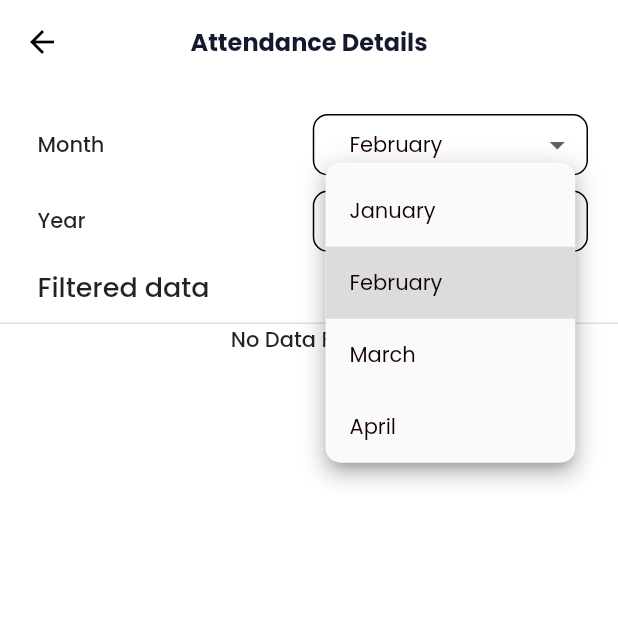
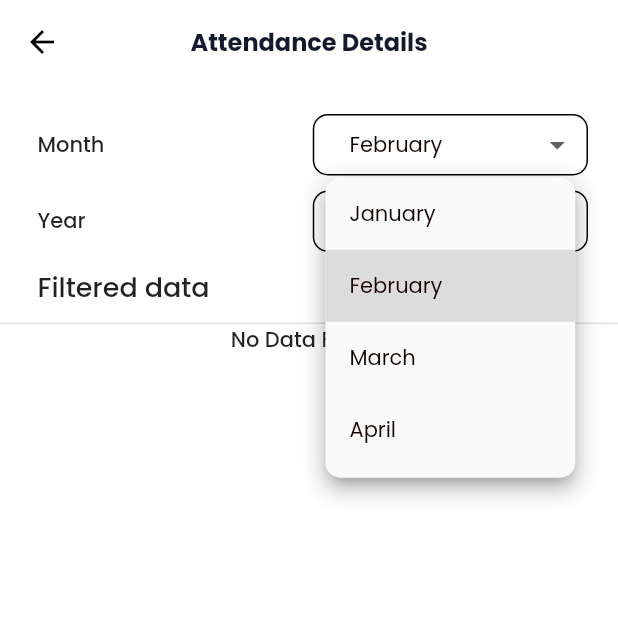
Before and after one commit to HitendraRathod10/HRMS, a Flutter app: the AttendanceDetailsScreen screen opened directly, after a tap on "February", on a phone screen of 412 x 824 dp, the top half of it. Run offline on Flutter 3.47's test engine with Material 2 defaults, Android fonts, the phone set to English and light mode, and no system bars; drawn by our look-alikes of dropdown_button2; our stand-ins replace cloud_firestore, file_picker, firebase_auth, firebase_core, firebase_storage, flutter_credit_card and 7 more; missing offline and left inert: flutter_email_sender, syncfusion_flutter_pdfviewer, time_range; accounts and stored records are empty.

Commit message:
- fixed ui bug.

```diff
--- a/lib/admin/addemployee/add_employee.dart
+++ b/lib/admin/addemployee/add_employee.dart
@@ -5,6 +5,7 @@ import 'package:file_picker/file_picker.dart';
 import 'package:firebase_auth/firebase_auth.dart';
 import 'package:firebase_storage/firebase_storage.dart';
 import 'package:flutter/material.dart';
+import 'package:flutter/services.dart';
 import 'package:flutter_credit_card/credit_card_widget.dart';
 import 'package:flutter_email_sender/flutter_email_sender.dart';
 import 'package:flutter_native_image/flutter_native_image.dart';
@@ -261,6 +262,7 @@ class _AddEmployeeState extends State<AddEmployee> {
                       keyboardType: TextInputType.phone,
                       prefixIcon: const Icon(Icons.phone_iphone_rounded, color: AppColor.appColor),
                       labelText: 'Mobile',
+                      inputFormatters: [LengthLimitingTextInputFormatter(10),FilteringTextInputFormatter.digitsOnly],
                       validator: (value) {
                         if (value == null ||
                             value.isEmpty ||
--- a/lib/admin/adminProfile/admin_profile_screen.dart
+++ b/lib/admin/adminProfile/admin_profile_screen.dart
@@ -4,6 +4,7 @@ import 'package:employee_attendance_app/utils/app_colors.dart';
 import 'package:employee_attendance_app/utils/app_fonts.dart';
 import 'package:firebase_auth/firebase_auth.dart';
 import 'package:flutter/material.dart';
+import 'package:flutter/services.dart';
 import 'package:get/get.dart';
 import 'package:provider/provider.dart';
 import '../../login/provider/login_provider.dart';
@@ -80,6 +81,7 @@ class _AdminProfileScreen extends State<AdminProfileScreen> {
                             labelText: 'Mobile',
                             controller: mobileController..text = data['mobile'],
                             keyboardType: TextInputType.phone,
+                            inputFormatters: [LengthLimitingTextInputFormatter(10),FilteringTextInputFormatter.digitsOnly],
                             validator: (value){
                               if(value!.length < 10){
                                 return 'Please enter valid Mobile number';
--- a/lib/employee/attendance_details/attendance_details_screen.dart
+++ b/lib/employee/attendance_details/attendance_details_screen.dart
@@ -73,23 +73,38 @@ class _AttendanceDetailsScreenState extends State<AttendanceDetailsScreen> {
                                   listen: false)
                               .selectMonth,
                           isDense: true,
-                          selectedItemHighlightColor: AppColor.backgroundColor,
-                          dropdownMaxHeight: 200,
+                          // selectedItemHighlightColor: AppColor.backgroundColor,
+                          // dropdownMaxHeight: 200,
                           style: const TextStyle(
                               color: AppColor.appBlackColor,
                               fontSize: 14,
                               fontFamily: AppFonts.medium),
-                          iconOnClick: const Icon(Icons.arrow_drop_up),
-                          icon: const Icon(Icons.arrow_drop_down),
-                          scrollbarRadius: const Radius.circular(40),
-                          scrollbarThickness: 3,
-                          scrollbarAlwaysShow: true,
-                          dropdownDecoration: BoxDecoration(
-                            borderRadius: BorderRadius.circular(10),
+                          dropdownStyleData: DropdownStyleData(
+                              padding: const EdgeInsets.only(top: 0),
+                              decoration: BoxDecoration(
+                                borderRadius: BorderRadius.circular(10),
+
+                              ),
+                              scrollbarTheme: const ScrollbarThemeData(
+                                thickness: MaterialStatePropertyAll(3),
+                              ),
+                              maxHeight: 200,
+                              useSafeArea: true,
+                              isOverButton: false,
+                              offset: const Offset(0, -10)
                           ),
-                          buttonDecoration: BoxDecoration(
-                            borderRadius: BorderRadius.circular(10),
-                          ),
+
+                          // iconOnClick: const Icon(Icons.arrow_drop_up),
+                          // icon: const Icon(Icons.arrow_drop_down),
+                          // scrollbarRadius: const Radius.circular(40),
+                          // scrollbarThickness: 3,
+                          // scrollbarAlwaysShow: true,
+                          // dropdownDecoration: BoxDecoration(
+                          //   borderRadius: BorderRadius.circular(10),
+                          // ),
+                          // buttonDecoration: BoxDecoration(
+                          //   borderRadius: BorderRadius.circular(10),
+                          // ),
                           onChanged: (String? newValue) {
                             setState(() {
                               Provider.of<AttendanceDetailsProvider>(context,
@@ -149,24 +164,38 @@ class _AttendanceDetailsScreenState extends State<AttendanceDetailsScreen> {
                           value: Provider.of<AttendanceDetailsProvider>(context,
                                   listen: false)
                               .selectYear,
-                          dropdownMaxHeight: 200,
-                          selectedItemHighlightColor: AppColor.backgroundColor,
+                          dropdownStyleData: DropdownStyleData(
+                              padding: const EdgeInsets.only(top: 0),
+                                scrollbarTheme: const ScrollbarThemeData(
+                                  thickness: MaterialStatePropertyAll(3),
+                                ),
+                              decoration: BoxDecoration(
+                                borderRadius: BorderRadius.circular(10),
+                              ),
+                              maxHeight: 200,
+                              useSafeArea: true,
+                              isOverButton: false,
+                              offset: const Offset(0, -10)
+                          ),
+
+                          // dropdownMaxHeight: 200,
+                          // selectedItemHighlightColor: AppColor.backgroundColor,
                           isDense: true,
                           style: const TextStyle(
                               color: AppColor.appBlackColor,
                               fontSize: 14,
                               fontFamily: AppFonts.medium),
-                          iconOnClick: const Icon(Icons.arrow_drop_up),
-                          icon: const Icon(Icons.arrow_drop_down),
-                          scrollbarRadius: const Radius.circular(40),
-                          scrollbarThickness: 3,
-                          scrollbarAlwaysShow: true,
-                          dropdownDecoration: BoxDecoration(
-                            borderRadius: BorderRadius.circular(10),
-                          ),
-                          buttonDecoration: BoxDecoration(
-                            borderRadius: BorderRadius.circular(10),
-                          ),
+                          // iconOnClick: const Icon(Icons.arrow_drop_up),
+                          // icon: const Icon(Icons.arrow_drop_down),
+                          // scrollbarRadius: const Radius.circular(40),
+                          // scrollbarThickness: 3,
+                          // scrollbarAlwaysShow: true,
+                          // dropdownDecoration: BoxDecoration(
+                          //   borderRadius: BorderRadius.circular(10),
+                          // ),
+                          // buttonDecoration: BoxDecoration(
+                          //   borderRadius: BorderRadius.circular(10),
+                          // ),
                           onChanged: (String? newValue) {
                             setState(() {
                               Provider.of<AttendanceDetailsProvider>(context,
--- a/lib/mixin/textfield_mixin.dart
+++ b/lib/mixin/textfield_mixin.dart
@@ -1,4 +1,5 @@
 import 'package:flutter/material.dart';
+import 'package:flutter/services.dart';
 import '../utils/app_colors.dart';
 import '../utils/app_fonts.dart';
 
@@ -20,6 +21,7 @@ class TextFieldMixin {
       bool obscureText = false,
       InputBorder? focusedBorder,
       String? labelText,
+        List<TextInputFormatter>? inputFormatters,
       FocusNode? focusNode,
       TextStyle? labelStyle}) {
     return Padding(
@@ -34,6 +36,7 @@ class TextFieldMixin {
         maxLines: maxLines,
         focusNode: focusNode,
         validator: validator,onTap: onTap,
+        inputFormatters: inputFormatters,
         style: const TextStyle(fontFamily: AppFonts.regular,fontSize: 14),
         decoration: InputDecoration(
           contentPadding: const EdgeInsets.all(0),
@@ -113,6 +116,7 @@ class TextFieldMixin {
         String? labelText,
         bool readOnly = false,
         bool obscureText = false,
+        List<TextInputFormatter>? inputFormatters,
         TextStyle? labelStyle}) {
     return Container(
       padding: const EdgeInsets.fromLTRB(10,0,10,0),
@@ -128,6 +132,7 @@ class TextFieldMixin {
           labelStyle: const TextStyle(color: AppColor.appColor,fontFamily: AppFonts.regular)
         ),
         readOnly: readOnly,
+        inputFormatters: inputFormatters,
         controller: controller,
         onTap: onTap,
         validator: validator,
--- a/pubspec.yaml
+++ b/pubspec.yaml
@@ -44,7 +44,8 @@ dependencies:
   flutter_native_image: ^0.0.6+1
   flutter_spinkit: ^5.1.0
   #table_calendar: ^3.0.6
-  dropdown_button2: ^1.6.3
+  dropdown_button2: ^2.1.4
+#  dropdown_button2: ^1.6.3
   time_range: ^1.0.3
   pdf: ^3.8.1
   syncfusion_flutter_pdfviewer: ^20.2.39-beta
```
Also changed, not shown: lib/employee/leave/leave_screen.dart (+35 -10 lines).
